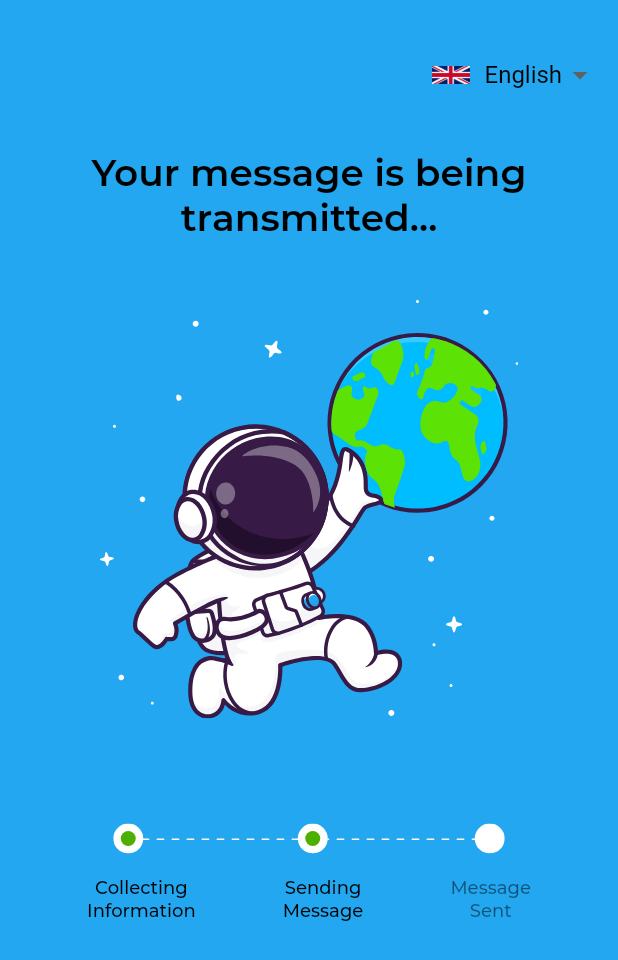
After one commit to jayaprakash8088/tcswecare, a Flutter app: the PainIndicatorScreen screen opened by its route, after a tap on "SUBMIT", on a phone screen of 412 x 824 dp. The commit adds this screen. Shown: the top 960 px of the screen. Run offline on Flutter 3.47's test engine with Material 2 defaults, Android fonts, the phone set to English and light mode, and no system bars; our stand-ins replace easy_localization, flutter_svg, mvc_pattern, sleek_circular_slider; project files that could hold a hidden picture were left out.

Commit message:
sent message screen implemented

```diff
--- a/lib/mvc/utils/app_color.dart
+++ b/lib/mvc/utils/app_color.dart
@@ -21,4 +21,5 @@ class AppColor {
   static Color lightGreen = Color.fromRGBO(72, 207, 150, 1);
   static Color purple = Color.fromRGBO(140, 70, 150, 1);
   static Color lightBlue = Color.fromRGBO(51, 174, 241, 1);
+  static Color bgBlue = Color.fromRGBO(34, 167, 240, 1);
 }
--- a/lib/mvc/utils/app_config.dart
+++ b/lib/mvc/utils/app_config.dart
@@ -46,6 +46,12 @@ class AppConfig {
       fontFamily: AppConfig.montserrat,
       fontStyle: AppConfig.normal,
       color: AppColor.black);
+  static TextStyle normalText = TextStyle(
+      fontSize: FontSize.size12,
+      fontWeight: FontWeight.w500,
+      fontFamily: AppConfig.montserrat,
+      fontStyle: AppConfig.normal,
+      color: AppColor.black);
   //center text
   static TextStyle centerText = TextStyle(
       fontSize: FontSize.size22,
--- a/lib/mvc/utils/assets.dart
+++ b/lib/mvc/utils/assets.dart
@@ -24,4 +24,7 @@ class Assets {
   static String calendar = 'images/calendar.svg';
   static String smallBlueRect = 'images/blue_small_rect.svg';
   static String splashBg = 'images/splash_bg.svg';
+  static String frameWorld = 'images/frame_world.svg';
+  static String loading = 'images/loading.svg';
+  static String loadingCompleted = 'images/loading_completed.svg';
 }
--- a/lib/mvc/utils/constant_strings.dart
+++ b/lib/mvc/utils/constant_strings.dart
@@ -38,4 +38,8 @@ class ConstantStrings {
   static String mood = 'Mood';
   static String otherComments = 'Other Comments';
   static String typeHere = 'Type Here';
+  static String msgTransmitted = 'Your message is being\ntransmitted...';
+  static String collectingInfo = 'Collecting\nInformation';
+  static String sendingMsg = 'Sending\nMessage';
+  static String msgSent = 'Message\nSent';
 }
--- a/lib/mvc/view/pain_indicator_screen.dart
+++ b/lib/mvc/view/pain_indicator_screen.dart
@@ -11,6 +11,7 @@ import 'package:tcswecare/mvc/utils/constant_strings.dart';
 import 'package:tcswecare/mvc/utils/date_time_ui.dart';
 import 'package:tcswecare/mvc/utils/font_size.dart';
 import 'package:tcswecare/mvc/utils/locale_drop_down.dart';
+import 'package:tcswecare/mvc/view/sending_msg.dart';
 
 class PainIndicatorScreen extends StatefulWidget {
   PainIndicatorScreen({Key key}) : super(key: key);
@@ -120,7 +121,15 @@ class _PainIndicatorScreenState extends StateMVC<PainIndicatorScreen> {
               EdgeInsets.only(top: FontSize.size20, bottom: FontSize.size20),
           child: Container(height: 100.0, child: DateTimeUI(context)),
         ),
-        AppConfig.submitBtn()
+        GestureDetector(
+            onTap: () {
+              Navigator.pushAndRemoveUntil(
+                  context,
+                  MaterialPageRoute(
+                      builder: (context) => TransmittingMessage()),
+                  (route) => false);
+            },
+            child: AppConfig.submitBtn())
       ],
     );
   }
--- /dev/null
+++ b/lib/mvc/view/sending_msg.dart
@@ -0,0 +1,135 @@
+import 'package:flutter/cupertino.dart';
+import 'package:flutter/material.dart';
+import 'package:flutter_svg/flutter_svg.dart';
+import 'package:tcswecare/mvc/utils/app_color.dart';
+import 'package:tcswecare/mvc/utils/app_config.dart';
+import 'package:tcswecare/mvc/utils/assets.dart';
+import 'package:tcswecare/mvc/utils/constant_strings.dart';
+import 'package:tcswecare/mvc/utils/font_size.dart';
+import 'package:tcswecare/mvc/utils/locale_drop_down.dart';
+
+class TransmittingMessage extends StatefulWidget {
+  TransmittingMessage({Key key}) : super(key: key);
+
+  @override
+  _TransmittingMessageState createState() {
+    return _TransmittingMessageState();
+  }
+}
+
+class _TransmittingMessageState extends State<TransmittingMessage> {
+  @override
+  void initState() {
+    super.initState();
+    _move();
+  }
+
+  @override
+  void dispose() {
+    super.dispose();
+  }
+
+  int i = 0;
+  @override
+  Widget build(BuildContext context) {
+    return Scaffold(
+      backgroundColor: AppColor.bgBlue,
+      body: Column(
+        children: [
+          Align(
+            alignment: Alignment.centerRight,
+            child: Container(
+                height: FontSize.size100,
+                width: FontSize.size140,
+                child: LocaleDropDown()),
+          ),
+          buildUI(),
+        ],
+      ),
+    );
+  }
+
+  Widget buildUI() {
+    return Column(
+      mainAxisAlignment: MainAxisAlignment.spaceAround,
+      crossAxisAlignment: CrossAxisAlignment.center,
+      children: [
+        Text(
+          ConstantStrings.msgTransmitted,
+          textAlign: TextAlign.center,
+          style: TextStyle(
+              fontSize: FontSize.size25,
+              fontWeight: FontWeight.w600,
+              fontFamily: AppConfig.montserrat,
+              fontStyle: AppConfig.normal,
+              color: AppColor.black),
+        ),
+        Padding(
+          padding:
+              EdgeInsets.only(top: FontSize.size40, bottom: FontSize.size70),
+          child: SvgPicture.asset(Assets.frameWorld),
+        ),
+        SvgPicture.asset(
+          getImage(i),
+        ),
+        Padding(
+          padding: EdgeInsets.only(
+            top: FontSize.size15,
+          ),
+          child: Container(
+            child: Row(
+              mainAxisAlignment: MainAxisAlignment.spaceEvenly,
+              children: [
+                Text(
+                  ConstantStrings.collectingInfo,
+                  textAlign: TextAlign.center,
+                  style: AppConfig.normalText,
+                ),
+                Text(
+                  ConstantStrings.sendingMsg,
+                  textAlign: TextAlign.center,
+                  style: AppConfig.normalText,
+                ),
+                Text(
+                  ConstantStrings.msgSent,
+                  textAlign: TextAlign.center,
+                  style: getStyle(i),
+                )
+              ],
+            ),
+          ),
+        )
+      ],
+    );
+  }
+
+  TextStyle getStyle(int i) {
+    TextStyle style;
+    if (i == 1) {
+      style = AppConfig.normalText;
+    } else {
+      style = TextStyle(
+          fontSize: FontSize.size12,
+          fontWeight: FontWeight.w500,
+          fontFamily: AppConfig.montserrat,
+          fontStyle: AppConfig.normal,
+          color: AppColor.hintText);
+    }
+    return style;
+  }
+
+  String getImage(int i) {
+    if (i == 1) {
+      return Assets.loadingCompleted;
+    } else
+      return Assets.loading;
+  }
+
+  void _move() {
+    Future.delayed(Duration(seconds: 5), () {
+      setState(() {
+        i = 1;
+      });
+    });
+  }
+}
--- a/pubspec.yaml
+++ b/pubspec.yaml
@@ -83,6 +83,9 @@ flutter:
      - images/calendar.svg
      - images/blue_small_rect.svg
      - images/splash_bg.svg
+     - images/frame_world.svg
+     - images/loading.svg
+     - images/loading_completed.svg
 
   # An image asset can refer to one or more resolution-specific "variants", see
   # https://flutter.dev/assets-and-images/#resolution-aware.
```
Also changed, not shown: images/frame_world.svg (added), images/loading.svg (added), images/loading_completed.svg (added), images/sleep_well.svg (added), images/tablet.svg (added), images/telephone.svg (added).
